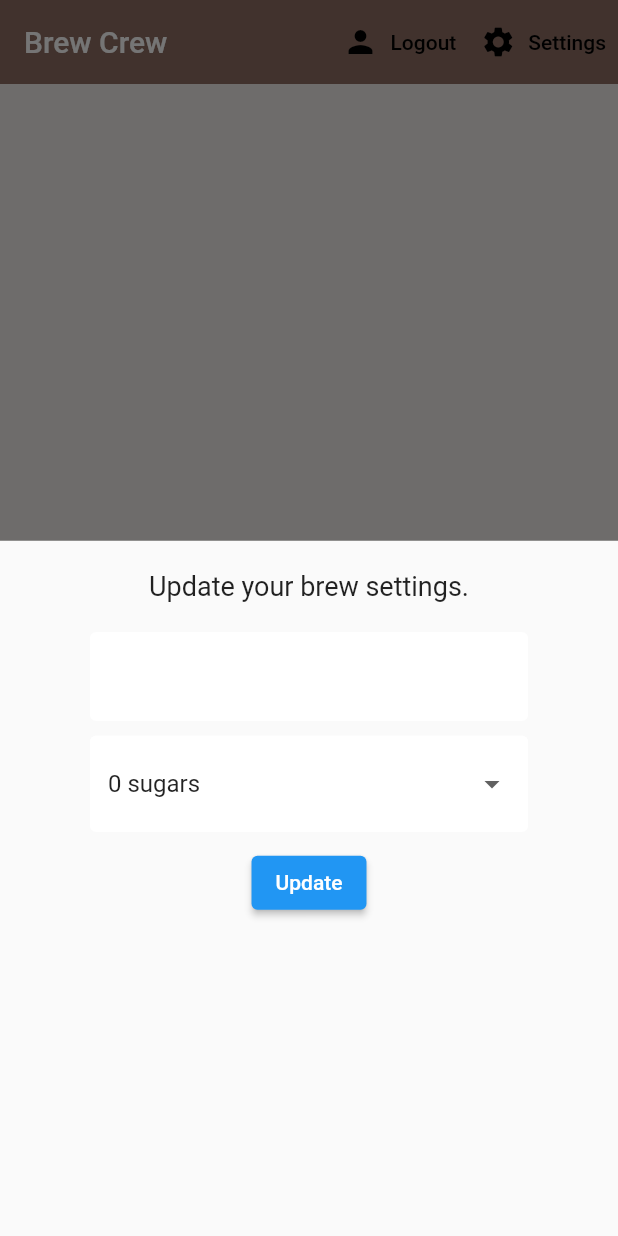
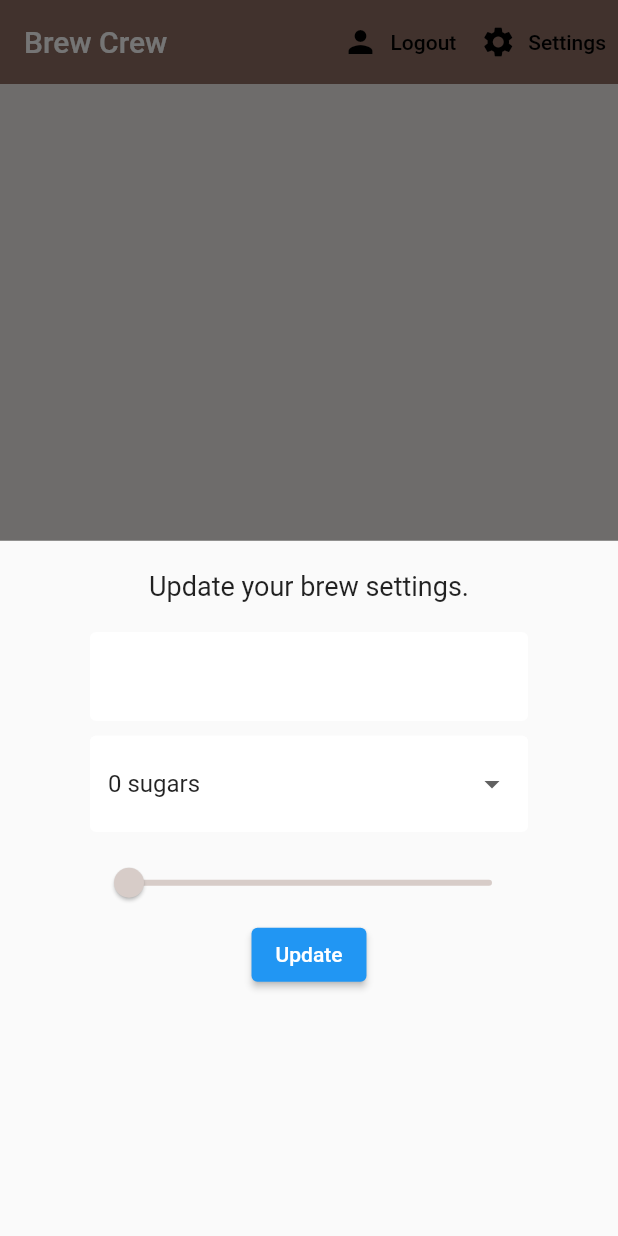
Before and after one commit to aashah15/brew_crew, a Flutter app: the screen it shows once a user with an empty profile is signed in, after a tap on "Settings", on a phone screen of 412 x 824 dp. Run offline on Flutter 3.47's test engine with Material 2 defaults, Android fonts, the phone set to English and light mode, and no system bars; our stand-ins replace cloud_firestore, firebase_auth, firebase_core, flutter_spinkit; accounts and stored records are empty.

Commit message:
Tutorial-23 completed

```diff
--- a/lib/providers/brews_provider.dart
+++ b/lib/providers/brews_provider.dart
@@ -9,13 +9,13 @@ class BrewsProvider with ChangeNotifier {
     List<Brew> newList = [];
     QuerySnapshot snapshot =
         await FirebaseFirestore.instance.collection("brews").get();
-    snapshot.docs.forEach((doc) {
+    for (var doc in snapshot.docs) {
       brew = Brew(
           name: doc.get('name'),
           strength: doc.get('strenght'),
           sugars: doc.get('sugars'));
       newList.add(brew);
-    });
+    }
     brews = newList;
     notifyListeners();
   }
--- a/lib/screens/home/brew_list.dart
+++ b/lib/screens/home/brew_list.dart
@@ -6,7 +6,7 @@ import 'package:provider/provider.dart';
 import 'brew_tile.dart';
 
 class BrewList extends StatefulWidget {
-  BrewList({Key? key}) : super(key: key);
+  const BrewList({Key? key}) : super(key: key);
 
   @override
   _BrewListState createState() => _BrewListState();
--- a/lib/screens/home/brew_tile.dart
+++ b/lib/screens/home/brew_tile.dart
@@ -10,7 +10,7 @@ class BrewTile extends StatelessWidget {
     return Padding(
       padding: const EdgeInsets.only(top: 8.0),
       child: Card(
-        margin: EdgeInsets.fromLTRB(20.0, 6.0, 20.0, 0.0),
+        margin: const EdgeInsets.fromLTRB(20.0, 6.0, 20.0, 0.0),
         child: ListTile(
           leading: CircleAvatar(
             radius: 25.0,
--- a/lib/screens/home/home.dart
+++ b/lib/screens/home/home.dart
@@ -18,8 +18,9 @@ class Home extends StatelessWidget {
           context: context,
           builder: (context) {
             return Container(
-              padding: EdgeInsets.symmetric(vertical: 20.0, horizontal: 60.0),
-              child: SettingsForm(),
+              padding:
+                  const EdgeInsets.symmetric(vertical: 20.0, horizontal: 60.0),
+              child: const SettingsForm(),
             );
           });
     }
@@ -40,13 +41,13 @@ class Home extends StatelessWidget {
             style: TextButton.styleFrom(primary: Colors.black),
           ),
           TextButton.icon(
-              icon: Icon(Icons.settings),
-              label: Text('Settings'),
+              icon: const Icon(Icons.settings),
+              label: const Text('Settings'),
               style: TextButton.styleFrom(primary: Colors.black),
               onPressed: () => _showSettingsPanel())
         ],
       ),
-      body: BrewList(),
+      body: const BrewList(),
     );
   }
 }
--- a/lib/screens/home/settings_form.dart
+++ b/lib/screens/home/settings_form.dart
@@ -31,17 +31,17 @@ class _SettingsFormState extends State<SettingsForm> {
       key: _formKey,
       child: Column(
         children: <Widget>[
-          Text(
+          const Text(
             'Update your brew settings.',
             style: TextStyle(fontSize: 18.0),
           ),
-          SizedBox(height: 20.0),
+          const SizedBox(height: 20.0),
           TextFormField(
             decoration: textInputDecoration,
             validator: (val) => val!.isEmpty ? 'Please enter a name' : null,
             onChanged: (val) => setState(() => _currentName = val),
           ),
-          SizedBox(height: 10.0),
+          const SizedBox(height: 10.0),
           DropdownButtonFormField(
             value: _currentSugars == '' ? sugars[0] : sugars[0],
             decoration: textInputDecoration,
@@ -53,9 +53,18 @@ class _SettingsFormState extends State<SettingsForm> {
             }).toList(),
             onChanged: (val) => setState(() => _currentSugars = val.toString()),
           ),
-          SizedBox(height: 10.0),
+          const SizedBox(height: 10.0),
+          Slider(
+            value: (_currentStrength).toDouble(),
+            activeColor: Colors.brown[_currentStrength],
+            inactiveColor: Colors.brown[_currentStrength],
+            min: 100.0,
+            max: 900.0,
+            divisions: 8,
+            onChanged: (val) => setState(() => _currentStrength = val.round()),
+          ),
           ElevatedButton(
-              child: Text(
+              child: const Text(
                 'Update',
                 style: TextStyle(color: Colors.white),
               ),
```
Also changed, not shown: pubspec.lock, 2 other files.
